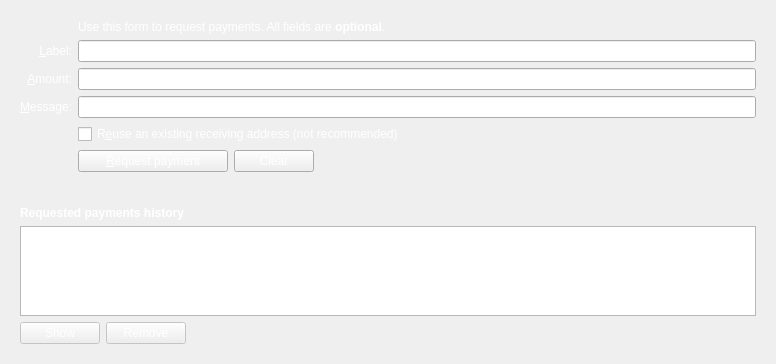
Before: the Qt Designer form src/qt/forms/receivecoinsdialog.ui in thelonecrouton/bitcredit, drawn with Qt 5.
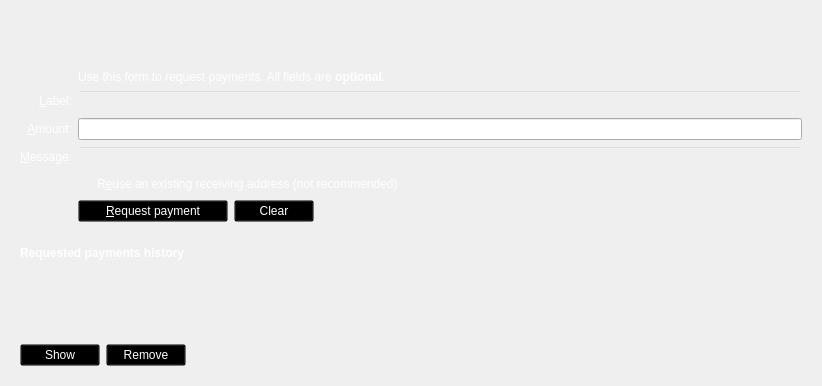
After: the same form once the commit is applied. Icons and pictures are not drawn. Custom widgets are drawn as their Qt base class.

Diff of the .ui file:
```diff
--- a/src/qt/forms/receivecoinsdialog.ui
+++ b/src/qt/forms/receivecoinsdialog.ui
@@ -6,14 +6,34 @@
    <rect>
     <x>0</x>
     <y>0</y>
-    <width>776</width>
-    <height>364</height>
+    <width>818</width>
+    <height>386</height>
    </rect>
   </property>
   <property name="styleSheet">
    <string notr="true"/>
   </property>
-  <layout class="QVBoxLayout" name="verticalLayout" stretch="0,0,1">
+  <layout class="QVBoxLayout" name="verticalLayout" stretch="0,0,1,0">
+   <item>
+    <widget class="QFrame" name="verticalFrame">
+     <property name="minimumSize">
+      <size>
+       <width>800</width>
+       <height>44</height>
+      </size>
+     </property>
+     <property name="maximumSize">
+      <size>
+       <width>800</width>
+       <height>44</height>
+      </size>
+     </property>
+     <property name="styleSheet">
+      <string notr="true">background:transparent;sss</string>
+     </property>
+     <layout class="QVBoxLayout" name="verticalLayout_9"/>
+    </widget>
+   </item>
    <item>
     <widget class="QFrame" name="frame2">
      <property name="sizePolicy">
@@ -37,7 +57,7 @@
            <string>Reuse one of the previously used receiving addresses. Reusing addresses has security and privacy issues. Do not use this unless re-generating a payment request made before.</string>
           </property>
           <property name="styleSheet">
-           <string notr="true">color: rgb(255, 255, 255);</string>
+           <string notr="true">color: rgb(255, 255, 255);background: transparent;</string>
           </property>
           <property name="text">
            <string>R&amp;euse an existing receiving address (not recommended)</string>
@@ -46,6 +66,9 @@
         </item>
         <item row="7" column="0">
          <widget class="QLabel" name="label_4">
+          <property name="styleSheet">
+           <string notr="true">color: rgb(255, 255, 255); background: transparent;</string>
+          </property>
           <property name="text">
            <string/>
           </property>
@@ -57,7 +80,7 @@
            <string>An optional message to attach to the payment request, which will be displayed when the request is opened. Note: The message will not be sent with the payment over the Bitcredits network.</string>
           </property>
           <property name="styleSheet">
-           <string notr="true">color: rgb(255, 255, 255);</string>
+           <string notr="true">color: rgb(255, 255, 255); background: transparent;</string>
           </property>
           <property name="text">
            <string>&amp;Message:</string>
@@ -76,7 +99,7 @@
            <string>An optional label to associate with the new receiving address.</string>
           </property>
           <property name="styleSheet">
-           <string notr="true">color: rgb(255, 255, 255);</string>
+           <string notr="true">color: rgb(255, 255, 255); background: transparent;</string>
           </property>
          </widget>
         </item>
@@ -86,7 +109,7 @@
            <string>An optional message to attach to the payment request, which will be displayed when the request is opened. Note: The message will not be sent with the payment over the Bitcredits network.</string>
           </property>
           <property name="styleSheet">
-           <string notr="true">color: rgb(255, 255, 255);</string>
+           <string notr="true">color: rgb(255, 255, 255); background: transparent;</string>
           </property>
          </widget>
         </item>
@@ -106,7 +129,7 @@
            <string>An optional label to associate with the new receiving address.</string>
           </property>
           <property name="styleSheet">
-           <string notr="true">color: rgb(255, 255, 255);</string>
+           <string notr="true">color: rgb(255, 255, 255); background: transparent;</string>
           </property>
           <property name="text">
            <string>&amp;Label:</string>
@@ -125,7 +148,7 @@
            <string>An optional amount to request. Leave this empty or zero to not request a specific amount.</string>
           </property>
           <property name="styleSheet">
-           <string notr="true">color: rgb(255, 255, 255);</string>
+           <string notr="true">color: rgb(255, 255, 255); background: transparent;</string>
           </property>
           <property name="text">
            <string>&amp;Amount:</string>
@@ -150,7 +173,7 @@
            <string>An optional amount to request. Leave this empty or zero to not request a specific amount.</string>
           </property>
           <property name="styleSheet">
-           <string notr="true">color: rgb(0, 0, 0);</string>
+           <string notr="true">color: rgb(0,0,0);</string>
           </property>
          </widget>
         </item>
@@ -165,7 +188,7 @@
              </size>
             </property>
             <property name="styleSheet">
-             <string notr="true">color: rgb(255, 255, 255);</string>
+             <string notr="true">color: rgb(255, 255, 255); background: transparent;</string>
             </property>
             <property name="text">
              <string>&amp;Request payment</string>
@@ -188,7 +211,7 @@
              <string>Clear all fields of the form.</string>
             </property>
             <property name="styleSheet">
-             <string notr="true">color: rgb(255, 255, 255);</string>
+             <string notr="true">color: rgb(255, 255, 255); background: transparent;</string>
             </property>
             <property name="text">
              <string>Clear</string>
@@ -219,6 +242,9 @@
         </item>
         <item row="8" column="0">
          <widget class="QLabel" name="label_7">
+          <property name="styleSheet">
+           <string notr="true">color: rgb(255, 255, 255); background: transparent;</string>
+          </property>
           <property name="text">
            <string/>
           </property>
@@ -278,6 +304,9 @@
         <property name="contextMenuPolicy">
          <enum>Qt::CustomContextMenu</enum>
         </property>
+        <property name="styleSheet">
+         <string notr="true">color: rgb(34,177,76); background: transparent;</string>
+        </property>
         <property name="tabKeyNavigation">
          <bool>false</bool>
         </property>
@@ -297,7 +326,7 @@
            <string>Show the selected request (does the same as double clicking an entry)</string>
           </property>
           <property name="styleSheet">
-           <string notr="true">color: rgb(255, 255, 255);</string>
+           <string notr="true">color: rgb(255, 255, 255); background: transparent;</string>
           </property>
           <property name="text">
            <string>Show</string>
@@ -320,7 +349,7 @@
            <string>Remove the selected entries from the list</string>
           </property>
           <property name="styleSheet">
-           <string notr="true">color: rgb(255, 255, 255);</string>
+           <string notr="true">color: rgb(255, 255, 255); background: transparent;</string>
           </property>
           <property name="text">
            <string>Remove</string>
```
